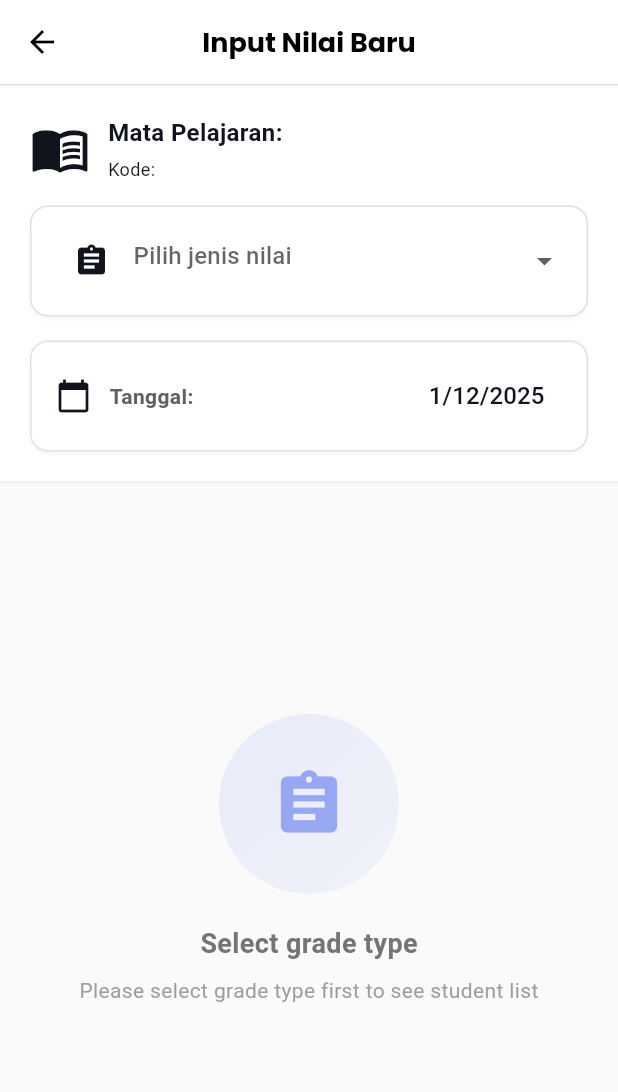
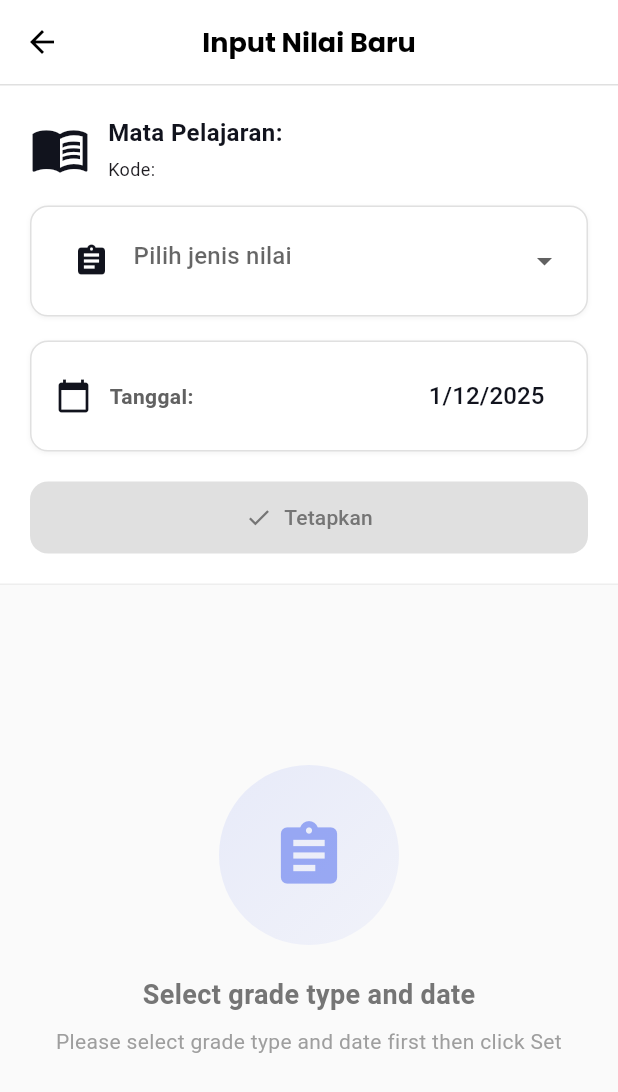
Before and after one commit to luaybachtiarrifai20/manajemennonfcm, a Flutter app: the GradeInputFormNew screen opened directly with empty values, on a phone screen of 412 x 824 dp. Shown: the top 1092 px of the screen. Run offline on Flutter 3.47's test engine with Material 3 defaults, Android fonts, the phone set to English and light mode, and no system bars; our stand-ins replace file_picker, firebase_core, firebase_messaging, flutter_local_notifications, image_picker, jwt_decoder and 3 more; missing offline and left inert: syncfusion_flutter_pdf, syncfusion_flutter_xlsio; accounts and stored records are empty; network calls fail.

Commit message:
feat: Implement a pre-configuration step for grade input by adding grade type and date selection before displaying the student list.

```diff
--- a/lib/screen/guru/input_grade_teacher.dart
+++ b/lib/screen/guru/input_grade_teacher.dart
@@ -3574,6 +3574,11 @@ class GradeInputFormNewState extends State<GradeInputFormNew> {
   final Map<String, TextEditingController> _tableControllers = {};
   final Map<String, FocusNode> _tableFocusNodes = {};
 
+  // State untuk tracking apakah jenis nilai dan tanggal sudah di-set
+  bool _isConfigurationSet = false;
+  String? _confirmedJenisNilai;
+  DateTime? _confirmedDate;
+
   @override
   void initState() {
     super.initState();
@@ -3765,7 +3770,9 @@ class GradeInputFormNewState extends State<GradeInputFormNew> {
                 height: 50,
                 decoration: BoxDecoration(
                   color: Colors.grey.shade100,
-                  border: Border(bottom: BorderSide(color: Colors.grey.shade300)),
+                  border: Border(
+                    bottom: BorderSide(color: Colors.grey.shade300),
+                  ),
                 ),
                 child: Row(
                   children: [
@@ -3851,7 +3858,10 @@ class GradeInputFormNewState extends State<GradeInputFormNew> {
                             ),
                             Text(
                               siswa.nis,
-                              style: TextStyle(fontSize: 10, color: Colors.grey),
+                              style: TextStyle(
+                                fontSize: 10,
+                                color: Colors.grey,
+                              ),
                             ),
                           ],
                         ),
@@ -3878,7 +3888,9 @@ class GradeInputFormNewState extends State<GradeInputFormNew> {
                             hintStyle: TextStyle(color: Colors.grey.shade400),
                           ),
                           onChanged: (value) {
-                            _nilaiSiswaMap[siswa.id]?['nilai'] = value;
+                            setState(() {
+                              _nilaiSiswaMap[siswa.id]?['nilai'] = value;
+                            });
                           },
                         ),
                       ),
@@ -3913,10 +3925,243 @@ class GradeInputFormNewState extends State<GradeInputFormNew> {
                     ],
                   ),
                 );
-              }).toList(),
+              }),
             ],
           ),
         ),
+      ),
+    );
+  }
+
+  // Build header untuk mode add setelah di-set (mirip dengan edit mode)
+  Widget _buildAddHeader(LanguageProvider languageProvider) {
+    return Container(
+      padding: EdgeInsets.all(16),
+      color: Colors.orange.shade50,
+      child: Row(
+        mainAxisAlignment: MainAxisAlignment.spaceBetween,
+        children: [
+          // Left side: Jenis Nilai with edit icon
+          GestureDetector(
+            onTap: () {
+              setState(() {
+                _isConfigurationSet = false;
+              });
+            },
+            child: Row(
+              children: [
+                Text(
+                  _getJenisNilaiLabel(
+                    _confirmedJenisNilai ?? '',
+                    languageProvider,
+                  ),
+                  style: TextStyle(fontWeight: FontWeight.bold, fontSize: 16),
+                ),
+                SizedBox(width: 8),
+                Icon(Icons.edit, size: 16, color: _getPrimaryColor()),
+              ],
+            ),
+          ),
+          // Right side: Date in Indonesian format
+          Text(
+            _formatDateIndonesian(_confirmedDate!),
+            style: TextStyle(fontWeight: FontWeight.bold, fontSize: 16),
+          ),
+        ],
+      ),
+    );
+  }
+
+  // Format date to Indonesian format (e.g., "05 Januari 2025")
+  String _formatDateIndonesian(DateTime date) {
+    final months = [
+      'Januari',
+      'Februari',
+      'Maret',
+      'April',
+      'Mei',
+      'Juni',
+      'Juli',
+      'Agustus',
+      'September',
+      'Oktober',
+      'November',
+      'Desember',
+    ];
+
+    final day = date.day.toString().padLeft(2, '0');
+    final month = months[date.month - 1];
+    final year = date.year.toString();
+
+    return '$day $month $year';
+  }
+
+  // Build configuration panel (selection stage)
+  Widget _buildConfigurationPanel(LanguageProvider languageProvider) {
+    return Container(
+      width: double.infinity,
+      padding: const EdgeInsets.all(20),
+      decoration: BoxDecoration(
+        color: Colors.white,
+        border: Border(
+          bottom: BorderSide(color: Colors.grey.shade200, width: 1),
+        ),
+      ),
+      child: Column(
+        children: [
+          // Subject Info
+          Row(
+            children: [
+              Icon(Icons.menu_book, color: _getPrimaryColor(), size: 40),
+              const SizedBox(width: 12),
+              Expanded(
+                child: Column(
+                  crossAxisAlignment: CrossAxisAlignment.start,
+                  children: [
+                    Text(
+                      '${languageProvider.getTranslatedText({'en': 'Subject', 'id': 'Mata Pelajaran'})}: ${widget.subject['nama']}',
+                      style: TextStyle(
+                        fontWeight: FontWeight.bold,
+                        fontSize: 16,
+                        color: _getPrimaryColor(),
+                      ),
+                    ),
+                    if (widget.subject['kode'] != null)
+                      Padding(
+                        padding: const EdgeInsets.only(top: 4.0),
+                        child: Text(
+                          '${languageProvider.getTranslatedText({'en': 'Code', 'id': 'Kode'})}: ${widget.subject['kode']}',
+                          style: TextStyle(fontSize: 12),
+                        ),
+                      ),
+                  ],
+                ),
+              ),
+            ],
+          ),
+          const SizedBox(height: 16),
+          // Pilih Jenis Nilai
+          Container(
+            padding: const EdgeInsets.symmetric(horizontal: 16, vertical: 12),
+            decoration: BoxDecoration(
+              color: Colors.white,
+              borderRadius: BorderRadius.circular(12),
+              border: Border.all(color: Colors.grey.shade300),
+              boxShadow: [
+                BoxShadow(
+                  color: Colors.black.withOpacity(0.05),
+                  blurRadius: 2,
+                  offset: Offset(0, 1),
+                ),
+              ],
+            ),
+            child: DropdownButtonFormField<String>(
+              initialValue: _selectedJenisNilai,
+              decoration: InputDecoration(
+                border: InputBorder.none,
+                prefixIcon: Icon(Icons.assignment, color: _getPrimaryColor()),
+                hintText: languageProvider.getTranslatedText({
+                  'en': 'Select grade type',
+                  'id': 'Pilih jenis nilai',
+                }),
+              ),
+              items: _jenisNilaiList.map((String jenis) {
+                return DropdownMenuItem<String>(
+                  value: jenis,
+                  child: Text(_getJenisNilaiLabel(jenis, languageProvider)),
+                );
+              }).toList(),
+              onChanged: (String? newValue) {
+                setState(() {
+                  _selectedJenisNilai = newValue;
+                });
+              },
+              validator: (value) {
+                if (value == null) {
+                  return languageProvider.getTranslatedText({
+                    'en': 'Please select grade type',
+                    'id': 'Pilih jenis nilai terlebih dahulu',
+                  });
+                }
+                return null;
+              },
+            ),
+          ),
+          const SizedBox(height: 16),
+          // Pilih Tanggal
+          Container(
+            padding: const EdgeInsets.symmetric(horizontal: 16, vertical: 12),
+            decoration: BoxDecoration(
+              color: Colors.white,
+              borderRadius: BorderRadius.circular(12),
+              border: Border.all(color: Colors.grey.shade300),
+              boxShadow: [
+                BoxShadow(
+                  color: Colors.black.withOpacity(0.05),
+                  blurRadius: 2,
+                  offset: Offset(0, 1),
+                ),
+              ],
+            ),
+            child: Row(
+              children: [
+                Icon(Icons.calendar_today, color: _getPrimaryColor()),
+                const SizedBox(width: 12),
+                Text(
+                  languageProvider.getTranslatedText({
+                    'en': 'Date:',
+                    'id': 'Tanggal:',
+                  }),
+                  style: TextStyle(
+                    fontWeight: FontWeight.bold,
+                    color: Colors.grey.shade700,
+                  ),
+                ),
+                const Spacer(),
+                TextButton(
+                  onPressed: () => _selectDate(context),
+                  child: Text(
+                    '${_selectedDate.day}/${_selectedDate.month}/${_selectedDate.year}',
+                    style: TextStyle(fontSize: 16, color: _getPrimaryColor()),
+                  ),
+                ),
+              ],
+            ),
+          ),
+          const SizedBox(height: 20),
+          // Tombol Set
+          SizedBox(
+            width: double.infinity,
+            child: ElevatedButton.icon(
+              onPressed: (_selectedJenisNilai != null)
+                  ? () {
+                      setState(() {
+                        _isConfigurationSet = true;
+                        _confirmedJenisNilai = _selectedJenisNilai;
+                        _confirmedDate = _selectedDate;
+                      });
+                    }
+                  : null,
+              icon: Icon(Icons.check),
+              label: Text(
+                languageProvider.getTranslatedText({
+                  'en': 'Set',
+                  'id': 'Tetapkan',
+                }),
+              ),
+              style: ElevatedButton.styleFrom(
+                backgroundColor: _getPrimaryColor(),
+                foregroundColor: Colors.white,
+                padding: const EdgeInsets.symmetric(vertical: 14),
+                disabledBackgroundColor: Colors.grey.shade300,
+                disabledForegroundColor: Colors.grey.shade600,
+                shape: RoundedRectangleBorder(
+                  borderRadius: BorderRadius.circular(12),
+                ),
+              ),
+            ),
+          ),
+        ],
       ),
     );
   }
@@ -3962,163 +4207,14 @@ class GradeInputFormNewState extends State<GradeInputFormNew> {
             key: _formKey,
             child: Column(
               children: [
-                // Header Info
-                Container(
-                  width: double.infinity,
-                  padding: const EdgeInsets.all(20),
-                  decoration: BoxDecoration(
-                    color: Colors.white,
-                    border: Border(
-                      bottom: BorderSide(color: Colors.grey.shade200, width: 1),
-                    ),
-                  ),
-                  child: Column(
-                    children: [
-                      Row(
-                        children: [
-                          Icon(
-                            Icons.menu_book,
-                            color: _getPrimaryColor(),
-                            size: 40,
-                          ),
-                          const SizedBox(width: 12),
-                          Expanded(
-                            child: Column(
-                              crossAxisAlignment: CrossAxisAlignment.start,
-                              children: [
-                                Text(
-                                  '${languageProvider.getTranslatedText({'en': 'Subject', 'id': 'Mata Pelajaran'})}: ${widget.subject['nama']}',
-                                  style: TextStyle(
-                                    fontWeight: FontWeight.bold,
-                                    fontSize: 16,
-                                    color: _getPrimaryColor(),
-                                  ),
-                                ),
-                                if (widget.subject['kode'] != null)
-                                  Padding(
-                                    padding: const EdgeInsets.only(top: 4.0),
-                                    child: Text(
-                                      '${languageProvider.getTranslatedText({'en': 'Code', 'id': 'Kode'})}: ${widget.subject['kode']}',
-                                      style: TextStyle(fontSize: 12),
-                                    ),
-                                  ),
-                              ],
-                            ),
-                          ),
-                        ],
-                      ),
-                      const SizedBox(height: 16),
-                      // Pilih Jenis Nilai
-                      Container(
-                        padding: const EdgeInsets.symmetric(
-                          horizontal: 16,
-                          vertical: 12,
-                        ),
-                        decoration: BoxDecoration(
-                          color: Colors.white,
-                          borderRadius: BorderRadius.circular(12),
-                          border: Border.all(color: Colors.grey.shade300),
-                          boxShadow: [
-                            BoxShadow(
-                              color: Colors.black.withOpacity(0.05),
-                              blurRadius: 2,
-                              offset: Offset(0, 1),
-                            ),
-                          ],
-                        ),
-                        child: DropdownButtonFormField<String>(
-                          initialValue: _selectedJenisNilai,
-                          decoration: InputDecoration(
-                            border: InputBorder.none,
-                            prefixIcon: Icon(
-                              Icons.assignment,
-                              color: _getPrimaryColor(),
-                            ),
-                            hintText: languageProvider.getTranslatedText({
-                              'en': 'Select grade type',
-                              'id': 'Pilih jenis nilai',
-                            }),
-                          ),
-                          items: _jenisNilaiList.map((String jenis) {
-                            return DropdownMenuItem<String>(
-                              value: jenis,
-                              child: Text(
-                                _getJenisNilaiLabel(jenis, languageProvider),
-                              ),
-                            );
-                          }).toList(),
-                          onChanged: (String? newValue) {
-                            setState(() {
-                              _selectedJenisNilai = newValue;
-                            });
-                          },
-                          validator: (value) {
-                            if (value == null) {
-                              return languageProvider.getTranslatedText({
-                                'en': 'Please select grade type',
-                                'id': 'Pilih jenis nilai terlebih dahulu',
-                              });
-                            }
-                            return null;
-                          },
-                        ),
-                      ),
-                      const SizedBox(height: 16),
-                      // Pilih Tanggal
-                      Container(
-                        padding: const EdgeInsets.symmetric(
-                          horizontal: 16,
-                          vertical: 12,
-                        ),
-                        decoration: BoxDecoration(
-                          color: Colors.white,
-                          borderRadius: BorderRadius.circular(12),
-                          border: Border.all(color: Colors.grey.shade300),
-                          boxShadow: [
-                            BoxShadow(
-                              color: Colors.black.withOpacity(0.05),
-                              blurRadius: 2,
-                              offset: Offset(0, 1),
-                            ),
-                          ],
-                        ),
-                        child: Row(
-                          children: [
-                            Icon(
-                              Icons.calendar_today,
-                              color: _getPrimaryColor(),
-                            ),
-                            const SizedBox(width: 12),
-                            Text(
-                              languageProvider.getTranslatedText({
-                                'en': 'Date:',
-                                'id': 'Tanggal:',
-                              }),
-                              style: TextStyle(
-                                fontWeight: FontWeight.bold,
-                                color: Colors.grey.shade700,
-                              ),
-                            ),
-                            const Spacer(),
-                            TextButton(
-                              onPressed: () => _selectDate(context),
-                              child: Text(
-                                '${_selectedDate.day}/${_selectedDate.month}/${_selectedDate.year}',
-                                style: TextStyle(
-                                  fontSize: 16,
-                                  color: _getPrimaryColor(),
-                                ),
-                              ),
-                            ),
-                          ],
-                        ),
-                      ),
-                    ],
-                  ),
-                ),
-
-                // Header List Siswa
-                if (_selectedJenisNilai != null) ...[
+                // Conditional header based on state
+                if (!_isConfigurationSet)
+                  _buildConfigurationPanel(languageProvider)
+                else
+                  _buildAddHeader(languageProvider),
+
+                // Student List Section - only show after configuration is set
+                if (_isConfigurationSet) ...[
                   const SizedBox(height: 16),
                   Padding(
                     padding: const EdgeInsets.symmetric(
@@ -4182,25 +4278,21 @@ class GradeInputFormNewState extends State<GradeInputFormNew> {
                       ),
                     ),
                   ),
-                ],
-
-                // Table Input untuk Siswa
-                if (_selectedJenisNilai != null) ...[
                   const SizedBox(height: 16),
                   Expanded(child: _buildInputTable(languageProvider)),
                 ] else ...[
                   const Expanded(
                     child: EmptyState(
-                      title: 'Select grade type',
+                      title: 'Select grade type and date',
                       subtitle:
-                          'Please select grade type first to see student list',
+                          'Please select grade type and date first then click Set',
                       icon: Icons.assignment,
                     ),
                   ),
                 ],
 
-                // Tombol Simpan
-                if (_selectedJenisNilai != null) ...[
+                // Tombol Finish - only show after configuration is set
+                if (_isConfigurationSet) ...[
                   Container(
                     padding: const EdgeInsets.all(16),
                     decoration: BoxDecoration(
@@ -4222,8 +4314,8 @@ class GradeInputFormNewState extends State<GradeInputFormNew> {
                       ),
                       child: Text(
                         languageProvider.getTranslatedText({
-                          'en': 'Save All Grades',
-                          'id': 'Simpan Semua Nilai',
+                          'en': 'Finish',
+                          'id': 'Selesai',
                         }),
                         style: TextStyle(
                           fontSize: 16,
```
